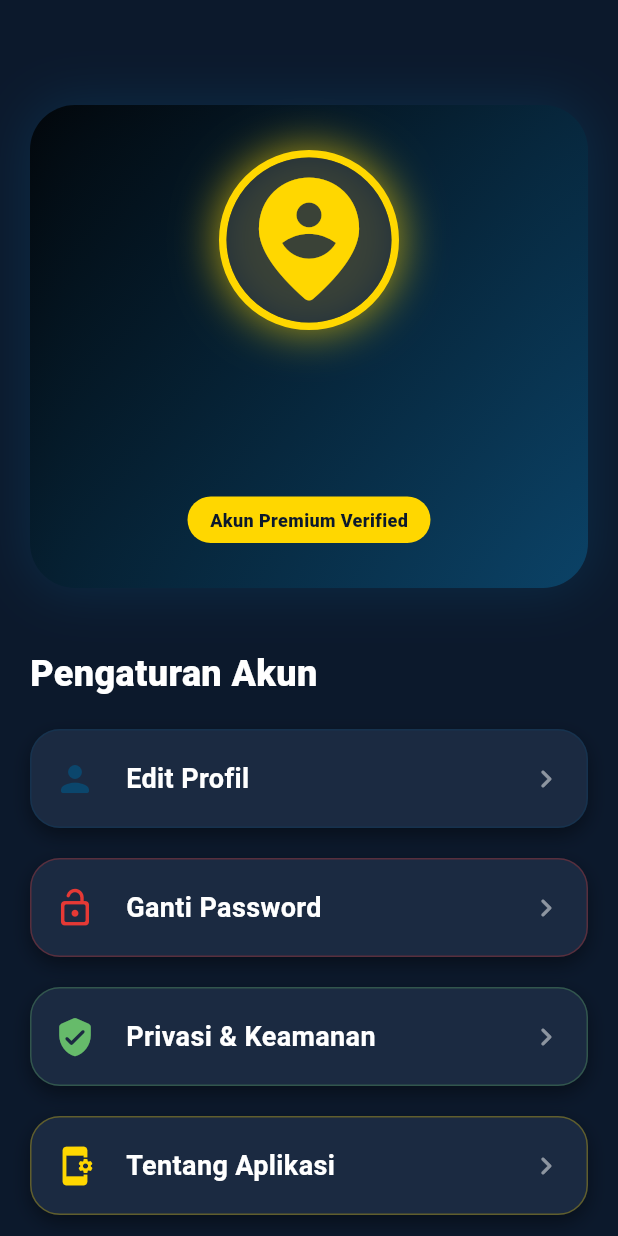
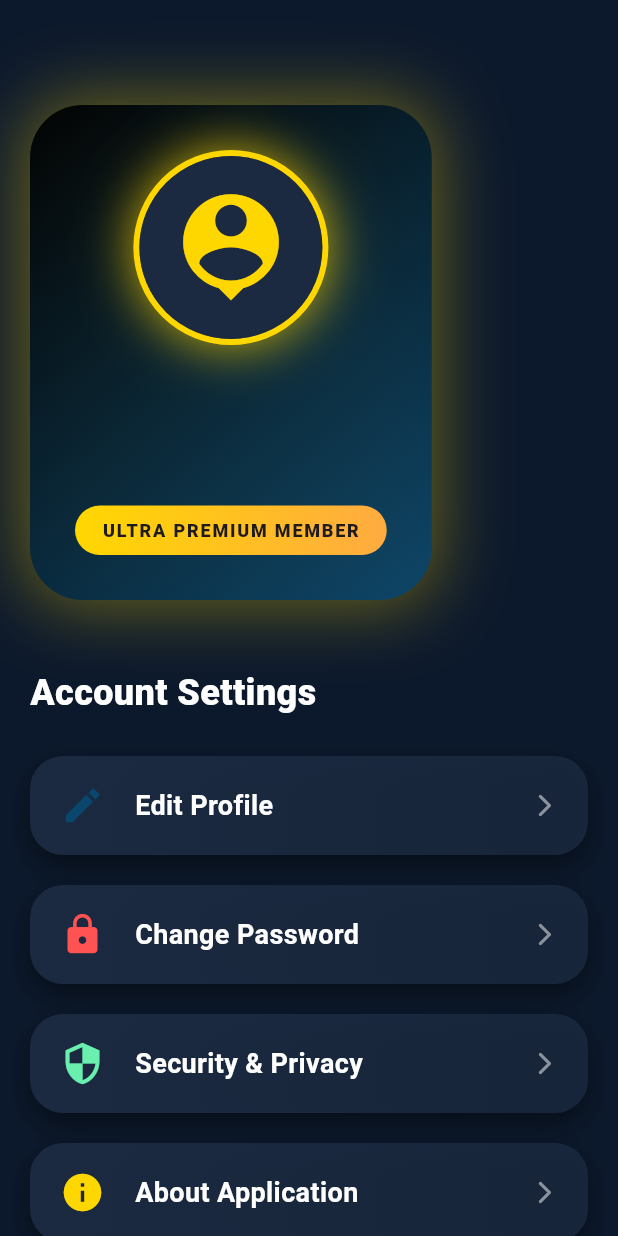
Before and after one commit to adamanugrah2810-ops/uas-mobile, a Flutter app: the ProfilePage screen opened directly, on a phone screen of 412 x 824 dp. Run offline on Flutter 3.47's test engine with Material 3 defaults, Android fonts, the phone set to English and light mode, and no system bars; our stand-ins replace image_picker, shared_preferences; accounts and stored records are empty.

Commit message:
merubah profile_page

```diff
--- a/lib/pages/profile_page.dart
+++ b/lib/pages/profile_page.dart
@@ -1,3 +1,4 @@
+import 'dart:ui';
 import 'package:flutter/material.dart';
 import 'package:shared_preferences/shared_preferences.dart';
 
@@ -5,216 +6,293 @@ class ProfilePage extends StatefulWidget {
   const ProfilePage({super.key});
 
   @override
-  State<ProfilePage> createState() => _ProfilePageLuxState();
+  State<ProfilePage> createState() => _ProfilePageUltraLuxState();
 }
 
-class _ProfilePageLuxState extends State<ProfilePage> {
-  // ✨ Skema Warna Mewah: Dark Teal/Black dan Aksen Emas
-  final Color _deepBlack = const Color(0xFF000000);
-  final Color _background =
-      const Color(0xFF0C192C);
-  final Color _primaryColor = const Color(0xFF0B466C);
-  final Color _accentColor = const Color(0xFFFFD700);
-  final Color _cardColor =
-      const Color(0xFF1B2A41);
-  final Color _textColor = Colors.white;
+class _ProfilePageUltraLuxState extends State<ProfilePage>
+    with SingleTickerProviderStateMixin {
+  // ========================= COLOR PALETTE =========================
+  final Color bgColor = const Color(0xFF0C192C);
+  final Color darkBlack = const Color(0xFF000000);
+  final Color primaryBlue = const Color(0xFF0B466C);
+  final Color gold = const Color(0xFFFFD700);
+  final Color cardColor = const Color(0xFF1B2A41);
+  final Color textWhite = Colors.white;
 
-  String userName = "Memuat...";
-  String userEmail = "Memuat...";
+  // ========================= USER DATA =========================
+  String username = "";
+  String email = "";
+  bool isLoading = true;
+
+  // ========================= ANIMATION =========================
+  late AnimationController _controller;
+  late Animation<double> _fadeAnim;
+  late Animation<double> _scaleAnim;
 
   @override
   void initState() {
     super.initState();
-    _loadUser();
+    _initAnimation();
+    _loadUserFromDatabase();
   }
 
-  // --- LOGIC: Memuat Data dari SharedPreferences ---
-  Future<void> _loadUser() async {
+  void _initAnimation() {
+    _controller = AnimationController(
+      vsync: this,
+      duration: const Duration(milliseconds: 1200),
+    );
+
+    _fadeAnim = Tween<double>(begin: 0, end: 1).animate(
+      CurvedAnimation(parent: _controller, curve: Curves.easeIn),
+    );
+
+    _scaleAnim = Tween<double>(begin: 0.9, end: 1).animate(
+      CurvedAnimation(parent: _controller, curve: Curves.elasticOut),
+    );
+
+    _controller.forward();
+  }
+
+  // ========================= LOAD USER =========================
+  Future<void> _loadUserFromDatabase() async {
     final prefs = await SharedPreferences.getInstance();
-    await Future.delayed(
-        const Duration(milliseconds: 500)); // Simulasi penundaan
+
+    await Future.delayed(const Duration(milliseconds: 600));
+
     setState(() {
-      userName = prefs.getString("userName") ?? "Adam Anugrah";
-      userEmail = prefs.getString("userEmail") ?? "adamanugrah1012@gmail.com";
+      username = prefs.getString("userName") ?? "User";
+      email = prefs.getString("userEmail") ?? "-";
+      isLoading = false;
     });
   }
 
-  // --- WIDGET KOMPONEN TERPISAH (MODULAR) ---
+  // ========================= LOGOUT =========================
+  Future<void> _logout() async {
+    final prefs = await SharedPreferences.getInstance();
+    await prefs.clear();
 
-  // 1. Header Profil Mewah (Menggunakan Glassmorphism Ringan)
-  Widget _buildProfileHeader() {
-    return Container(
-      width: double.infinity,
+    if (!mounted) return;
+
+    Navigator.pushNamedAndRemoveUntil(
+      context,
+      '/login',
+      (route) => false,
+    );
+  }
+
+  // ========================= HEADER =========================
+  Widget _luxHeader() {
+    return FadeTransition(
+      opacity: _fadeAnim,
+      child: ScaleTransition(
+        scale: _scaleAnim,
+        child: Container(
           padding: const EdgeInsets.all(30),
           decoration: BoxDecoration(
-        // Gradien yang lebih dalam
             gradient: LinearGradient(
-          colors: [_deepBlack.withOpacity(0.8), _primaryColor.withOpacity(0.9)],
+              colors: [
+                darkBlack.withOpacity(0.95),
+                primaryBlue.withOpacity(0.95),
+              ],
               begin: Alignment.topLeft,
               end: Alignment.bottomRight,
             ),
-        borderRadius: BorderRadius.circular(30), // Sudut yang lebih membulat
+            borderRadius: BorderRadius.circular(35),
             boxShadow: [
               BoxShadow(
-            color: _primaryColor.withOpacity(0.4),
-            blurRadius: 30,
-            spreadRadius: 2,
+                color: gold.withOpacity(0.4),
+                blurRadius: 40,
+                spreadRadius: 3,
               ),
             ],
           ),
           child: Column(
             children: [
-          // Foto Profil Emas dengan Efek Cahaya
+              // ================= AVATAR =================
               Container(
-            width: 120,
-            height: 120,
+                width: 130,
+                height: 130,
                 decoration: BoxDecoration(
                   shape: BoxShape.circle,
-              border: Border.all(color: _accentColor, width: 5),
+                  border: Border.all(color: gold, width: 4),
                   boxShadow: [
                     BoxShadow(
-                  color: _accentColor.withOpacity(0.7),
-                  blurRadius: 25,
-                )
+                      color: gold.withOpacity(0.8),
+                      blurRadius: 30,
+                    ),
                   ],
                 ),
                 child: CircleAvatar(
-              backgroundColor: _cardColor.withOpacity(0.8),
-              child: Icon(Icons.person_pin_circle_rounded,
-                  size: 100, color: _accentColor),
+                  backgroundColor: cardColor,
+                  child: Icon(
+                    Icons.person_pin,
+                    size: 85,
+                    color: gold,
+                  ),
                 ),
               ),
               const SizedBox(height: 20),
-          // Nama Pengguna
+
+              // ================= NAME =================
               Text(
-            userName,
+                username,
                 textAlign: TextAlign.center,
                 style: TextStyle(
-                fontSize: 32,
+                  color: textWhite,
+                  fontSize: 30,
                   fontWeight: FontWeight.w900,
-                color: _textColor,
-                letterSpacing: 1.2),
+                  letterSpacing: 1.4,
                 ),
-          const SizedBox(height: 8),
-          // Email
+              ),
+
+              const SizedBox(height: 6),
+
+              // ================= EMAIL =================
               Text(
-            userEmail,
-            textAlign: TextAlign.center,
+                email,
                 style: TextStyle(
+                  color: textWhite.withOpacity(0.6),
                   fontSize: 16,
-                color: _textColor.withOpacity(0.6),
-                fontWeight: FontWeight.w300),
                 ),
+              ),
+
               const SizedBox(height: 15),
-          // Status
+
+              // ================= BADGE =================
               Container(
-            padding: const EdgeInsets.symmetric(horizontal: 15, vertical: 7),
+                padding:
+                    const EdgeInsets.symmetric(horizontal: 18, vertical: 8),
                 decoration: BoxDecoration(
-              color: _accentColor,
-              borderRadius: BorderRadius.circular(20),
+                  gradient: LinearGradient(
+                    colors: [gold, Colors.orangeAccent],
                   ),
-            child: Text(
-              "Akun Premium Verified",
+                  borderRadius: BorderRadius.circular(30),
+                ),
+                child: const Text(
+                  "ULTRA PREMIUM MEMBER",
                   style: TextStyle(
-                  color: _background,
+                    fontSize: 12,
                     fontWeight: FontWeight.w900,
-                  fontSize: 12),
+                    letterSpacing: 1.2,
+                  ),
                 ),
               ),
             ],
-      ),
-    );
-  }
-
-  // 2. Tile Menu Mewah (Dengan InkWell untuk Efek Sentuh)
-  Widget _buildMenuTileLux(String title, IconData icon, Color color) {
-    return Container(
-      margin: const EdgeInsets.symmetric(vertical: 10),
-      decoration: BoxDecoration(
-        color: _cardColor,
-        borderRadius: BorderRadius.circular(20), // Sudut yang lebih lembut
-        border: Border.all(color: color.withOpacity(0.3), width: 1),
-        boxShadow: [
-          BoxShadow(
-            color: Colors.black.withOpacity(0.4),
-            blurRadius: 10,
-            offset: const Offset(0, 5),
-          ),
-        ],
-      ),
-      child: Material(
-        color: Colors.transparent,
-        child: InkWell(
-          onTap: () {
-            // Aksi saat diklik
-            ScaffoldMessenger.of(context).showSnackBar(
-              SnackBar(content: Text("$title diklik")),
-            );
-          },
-          borderRadius: BorderRadius.circular(20),
-          child: Padding(
-            padding: const EdgeInsets.symmetric(vertical: 18, horizontal: 15),
-            child: Row(
-              children: [
-                Icon(icon, color: color, size: 28),
-                const SizedBox(width: 20),
-                Expanded(
-                  child: Text(
-                    title,
-                    style: TextStyle(
-                        color: _textColor,
-                        fontSize: 18,
-                        fontWeight: FontWeight.w700),
-                  ),
-                ),
-                Icon(Icons.chevron_right_rounded,
-                    size: 24, color: _textColor.withOpacity(0.5)),
-              ],
-            ),
           ),
         ),
       ),
     );
   }
 
-  // --- BUILD METHOD UTAMA ---
+  // ========================= MENU TILE =========================
+  Widget _luxMenu(String title, IconData icon, Color color) {
+    return Container(
+      margin: const EdgeInsets.symmetric(vertical: 10),
+      decoration: BoxDecoration(
+        borderRadius: BorderRadius.circular(22),
+        gradient: LinearGradient(
+          colors: [
+            cardColor,
+            cardColor.withOpacity(0.8),
+          ],
+        ),
+        boxShadow: [
+          BoxShadow(
+            color: Colors.black.withOpacity(0.45),
+            blurRadius: 15,
+            offset: const Offset(0, 8),
+          ),
+        ],
+      ),
+      child: InkWell(
+        borderRadius: BorderRadius.circular(22),
+        onTap: () {
+          ScaffoldMessenger.of(context).showSnackBar(
+            SnackBar(content: Text("$title diklik")),
+          );
+        },
+        child: Padding(
+          padding: const EdgeInsets.symmetric(horizontal: 20, vertical: 18),
+          child: Row(
+            children: [
+              Icon(icon, color: color, size: 30),
+              const SizedBox(width: 20),
+              Expanded(
+                child: Text(
+                  title,
+                  style: TextStyle(
+                    color: textWhite,
+                    fontSize: 18,
+                    fontWeight: FontWeight.w700,
+                  ),
+                ),
+              ),
+              Icon(
+                Icons.arrow_forward_ios_rounded,
+                size: 18,
+                color: textWhite.withOpacity(0.5),
+              )
+            ],
+          ),
+        ),
+      ),
+    );
+  }
+
+  // ========================= BUILD =========================
   @override
   Widget build(BuildContext context) {
     return Scaffold(
-      backgroundColor: _background,
-      body: SingleChildScrollView(
+      backgroundColor: bgColor,
+      body: isLoading
+          ? const Center(
+              child: CircularProgressIndicator(color: Colors.amber),
+            )
+          : SingleChildScrollView(
               padding: const EdgeInsets.all(20),
               child: Column(
                 crossAxisAlignment: CrossAxisAlignment.start,
                 children: [
-            const SizedBox(height: 50), // Ruang atas yang lebih besar
+                  const SizedBox(height: 50),
 
-            // HEADER PROFIL
-            _buildProfileHeader(),
+                  _luxHeader(),
 
-            const SizedBox(height: 40),
+                  const SizedBox(height: 45),
 
-            // JUDUL MENU
                   Text(
-              "Pengaturan Akun",
+                    "Account Settings",
                     style: TextStyle(
-                  color: _textColor, fontSize: 24, fontWeight: FontWeight.w800),
+                      color: textWhite,
+                      fontSize: 24,
+                      fontWeight: FontWeight.w800,
                     ),
-            const SizedBox(height: 10),
+                  ),
 
-            // MENU ACTION MEWAH
-            _buildMenuTileLux(
-                "Edit Profil", Icons.person_rounded, _primaryColor),
-            _buildMenuTileLux(
-                "Ganti Password", Icons.lock_open_rounded, Colors.red.shade600),
-            _buildMenuTileLux("Privasi & Keamanan", Icons.verified_user_rounded,
-                Colors.green.shade400),
-            _buildMenuTileLux("Tentang Aplikasi",
-                Icons.app_settings_alt_rounded, _accentColor),
-            const SizedBox(height: 30),
+                  const SizedBox(height: 15),
 
-            // TOMBOL LOGOUT
-            _actionButton("Log Out", Icons.logout_rounded, Colors.red.shade900),
+                  _luxMenu("Edit Profile", Icons.edit, primaryBlue),
+                  _luxMenu("Change Password", Icons.lock, Colors.redAccent),
+                  _luxMenu(
+                      "Security & Privacy", Icons.security, Colors.greenAccent),
+                  _luxMenu("About Application", Icons.info, gold),
+
+                  const SizedBox(height: 35),
+
+                  // ================= LOGOUT =================
+                  ElevatedButton.icon(
+                    onPressed: _logout,
+                    icon: const Icon(Icons.logout),
+                    label: const Text("LOG OUT"),
+                    style: ElevatedButton.styleFrom(
+                      backgroundColor: Colors.red.shade900,
+                      minimumSize: const Size(double.infinity, 55),
+                      shape: RoundedRectangleBorder(
+                        borderRadius: BorderRadius.circular(18),
+                      ),
+                      elevation: 12,
+                    ),
+                  ),
+
                   const SizedBox(height: 50),
                 ],
               ),
@@ -222,29 +300,9 @@ class _ProfilePageLuxState extends State<ProfilePage> {
     );
   }
 
-  // Widget Tombol Aksi Keren
-  Widget _actionButton(String title, IconData icon, Color color) {
-    return ElevatedButton.icon(
-      onPressed: () {
-        ScaffoldMessenger.of(context).showSnackBar(
-          SnackBar(content: Text("$title diklik")),
-        );
-      },
-      icon: Icon(icon, color: _textColor),
-      label: Text(
-        title,
-        style: TextStyle(color: _textColor, fontWeight: FontWeight.bold),
-      ),
-      style: ElevatedButton.styleFrom(
-        backgroundColor: color.withOpacity(0.9),
-        shape: RoundedRectangleBorder(
-          borderRadius: BorderRadius.circular(15),
-        ),
-        padding: const EdgeInsets.symmetric(vertical: 15, horizontal: 20),
-        minimumSize: const Size(double.infinity, 50),
-        elevation: 8,
-        shadowColor: color.withOpacity(0.5),
-      ),
-    );
+  @override
+  void dispose() {
+    _controller.dispose();
+    super.dispose();
   }
 }
```
Lines whose indentation alone changed are shown as unchanged.
